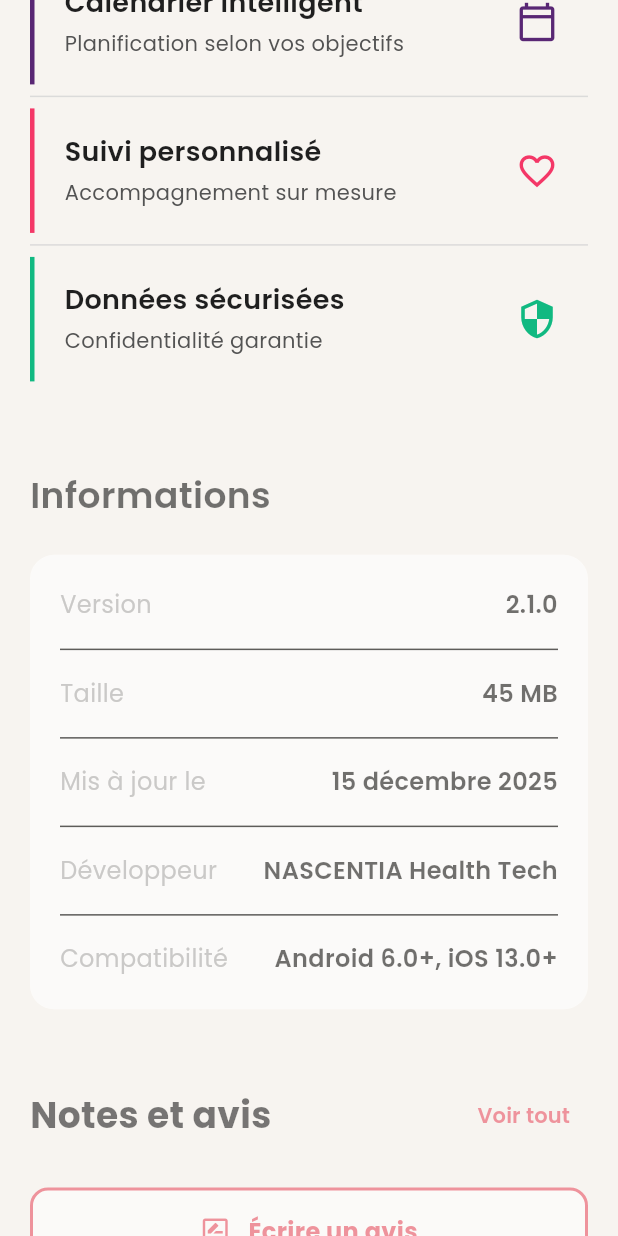
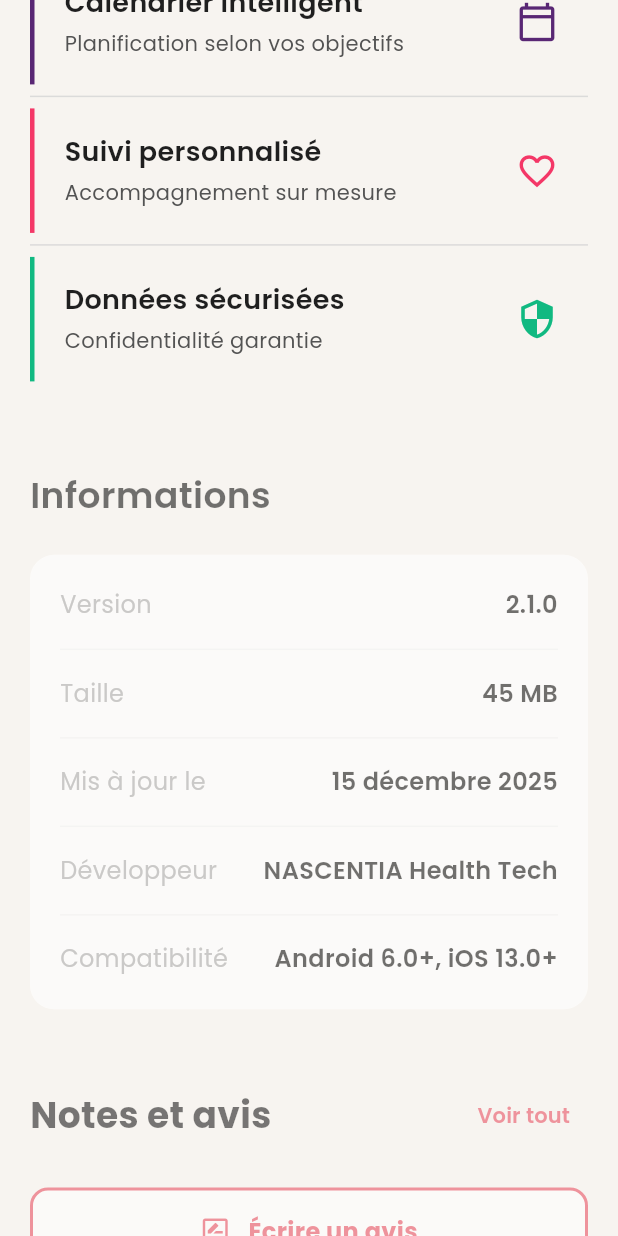
Before and after one commit to Gouzman/app.nascentia.com, a Flutter app: the DownloadPage screen opened by its route, scrolled down 2304 dp, on a phone screen of 412 x 824 dp. Run offline on Flutter 3.47's test engine with Material 3 defaults, Android fonts, the phone set to English and light mode, and no system bars; our stand-ins replace font_awesome_flutter, google_fonts, supabase_flutter; accounts and stored records are empty.

Commit message:
style: allège les séparateurs et bordures grises de la DownloadPage
- Dividers section Informations : alpha 0.08 (quasi invisibles)
- Bordures grises des filter chips et boutons Oui/Non : alpha 0.25 (très légères)

Co-Authored-By: Claude Sonnet 4.6 <noreply@anthropic.com>

```diff
--- a/lib/pages/download_page.dart
+++ b/lib/pages/download_page.dart
@@ -665,13 +665,13 @@ class _DownloadPageState extends State<DownloadPage> {
           child: Column(
             children: [
               _buildInfoRow('Version', '2.1.0'),
-              const Divider(height: 32),
+              Divider(height: 32, color: AppColors.greyLight.withValues(alpha: 0.08)),
               _buildInfoRow('Taille', '45 MB'),
-              const Divider(height: 32),
+              Divider(height: 32, color: AppColors.greyLight.withValues(alpha: 0.08)),
               _buildInfoRow('Mis à jour le', '15 décembre 2025'),
-              const Divider(height: 32),
+              Divider(height: 32, color: AppColors.greyLight.withValues(alpha: 0.08)),
               _buildInfoRow('Développeur', 'NASCENTIA Health Tech'),
-              const Divider(height: 32),
+              Divider(height: 32, color: AppColors.greyLight.withValues(alpha: 0.08)),
               _buildInfoRow('Compatibilité', 'Android 6.0+, iOS 13.0+'),
             ],
           ),
@@ -960,7 +960,7 @@ class _DownloadPageState extends State<DownloadPage> {
               : AppColors.white,
           borderRadius: BorderRadius.circular(20),
           border: Border.all(
-            color: isSelected ? AppColors.primary : AppColors.greyLight,
+            color: isSelected ? AppColors.primary : AppColors.greyLight.withValues(alpha: 0.25),
             width: isSelected ? 2 : 1,
           ),
         ),
@@ -1142,7 +1142,7 @@ class _DownloadPageState extends State<DownloadPage> {
               : Colors.transparent,
           borderRadius: BorderRadius.circular(16),
           border: Border.all(
-            color: selected ? AppColors.primary : AppColors.greyLight,
+            color: selected ? AppColors.primary : AppColors.greyLight.withValues(alpha: 0.25),
             width: selected ? 1.5 : 1,
           ),
         ),
```
